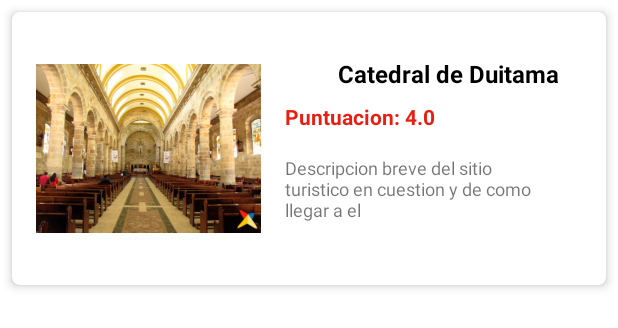
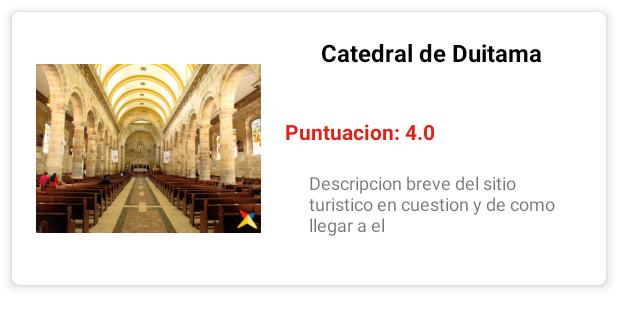
Before and after one commit to monoedi15/Boyatrip, an Android app: the layout card_view_lugar_item.xml on its own in the app's theme, with its tools: preview values and no code run, on a phone screen of 412 x 824 dp. Shown: the top 328 px of the screen. Run offline under Robolectric (Android 15) with nearby library versions, the phone set to English and light mode, and no system bars.

Commit message:
Redimensionamiento de titulos y texto

```diff
--- a/app/src/main/res/layout/card_view_lugar_item.xml
+++ b/app/src/main/res/layout/card_view_lugar_item.xml
@@ -39,13 +39,13 @@
             <TextView
                 android:id="@+id/tituloPO_text_view"
                 style="@style/Title_Place"
-                android:layout_width="wrap_content"
-                android:layout_height="wrap_content"
-                android:layout_marginTop="30dp"
+                android:layout_width="154dp"
+                android:layout_height="46dp"
+                android:layout_marginTop="16dp"
                 android:text="@string/catedral"
                 android:textSize="16sp"
                 app:layout_constraintEnd_toEndOf="parent"
-                app:layout_constraintHorizontal_bias="0.619"
+                app:layout_constraintHorizontal_bias="0.525"
                 app:layout_constraintStart_toEndOf="@+id/picture_image_view"
                 app:layout_constraintTop_toTopOf="parent" />
 
@@ -63,12 +63,14 @@
 
             <TextView
                 android:id="@+id/descripcionPO_text_view"
-                android:layout_width="177dp"
-                android:layout_height="60dp"
+                android:layout_width="166dp"
+                android:layout_height="59dp"
                 android:layout_marginStart="16dp"
                 android:layout_marginTop="16dp"
+                android:layout_marginEnd="16dp"
                 android:text="@string/DespricionPO1"
                 android:textSize="12sp"
+                app:layout_constraintEnd_toEndOf="parent"
                 app:layout_constraintStart_toEndOf="@+id/picture_image_view"
                 app:layout_constraintTop_toBottomOf="@+id/puntuacionPO_text_view" />
         </androidx.constraintlayout.widget.ConstraintLayout>
```
